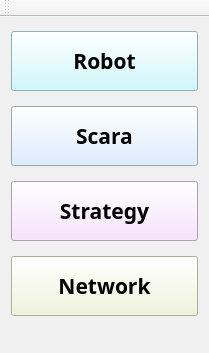
aiRobots-athome/Joy, file src/Gui/ui/Form_ControlPanel.ui: the form before one commit.
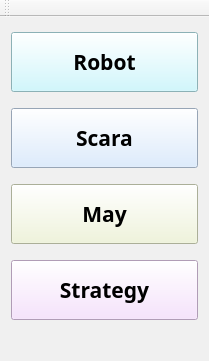
The form after the commit.

What changed in the file:
```diff
--- a/src/Gui/ui/Form_ControlPanel.ui
+++ b/src/Gui/ui/Form_ControlPanel.ui
@@ -7,7 +7,7 @@
     <x>0</x>
     <y>0</y>
     <width>209</width>
-    <height>353</height>
+    <height>361</height>
    </rect>
   </property>
   <property name="windowTitle">
@@ -75,6 +75,33 @@
       </property>
      </widget>
     </item>
+    <item>
+     <widget class="QPushButton" name="pB_Form_May">
+      <property name="minimumSize">
+       <size>
+        <width>150</width>
+        <height>60</height>
+       </size>
+      </property>
+      <property name="font">
+       <font>
+        <family>微軟正黑體</family>
+        <pointsize>16</pointsize>
+        <weight>75</weight>
+        <bold>true</bold>
+       </font>
+      </property>
+      <property name="mouseTracking">
+       <bool>true</bool>
+      </property>
+      <property name="styleSheet">
+       <string notr="true">background-color: rgb(239, 245, 213);</string>
+      </property>
+      <property name="text">
+       <string>May</string>
+      </property>
+     </widget>
+    </item>
     <item>
      <widget class="QPushButton" name="pB_Form_Strategy">
       <property name="minimumSize">
@@ -102,33 +129,6 @@
       </property>
      </widget>
     </item>
-    <item>
-     <widget class="QPushButton" name="pB_Form_Network">
-      <property name="minimumSize">
-       <size>
-        <width>150</width>
-        <height>60</height>
-       </size>
-      </property>
-      <property name="font">
-       <font>
-        <family>微軟正黑體</family>
-        <pointsize>16</pointsize>
-        <weight>75</weight>
-        <bold>true</bold>
-       </font>
-      </property>
-      <property name="mouseTracking">
-       <bool>true</bool>
-      </property>
-      <property name="styleSheet">
-       <string notr="true">background-color: rgb(239, 245, 213);</string>
-      </property>
-      <property name="text">
-       <string>Network</string>
-      </property>
-     </widget>
-    </item>
    </layout>
   </widget>
   <widget class="QMenuBar" name="menuBar">
```
Left out of the diff: 2 changed lines with no effect on the pictures.
